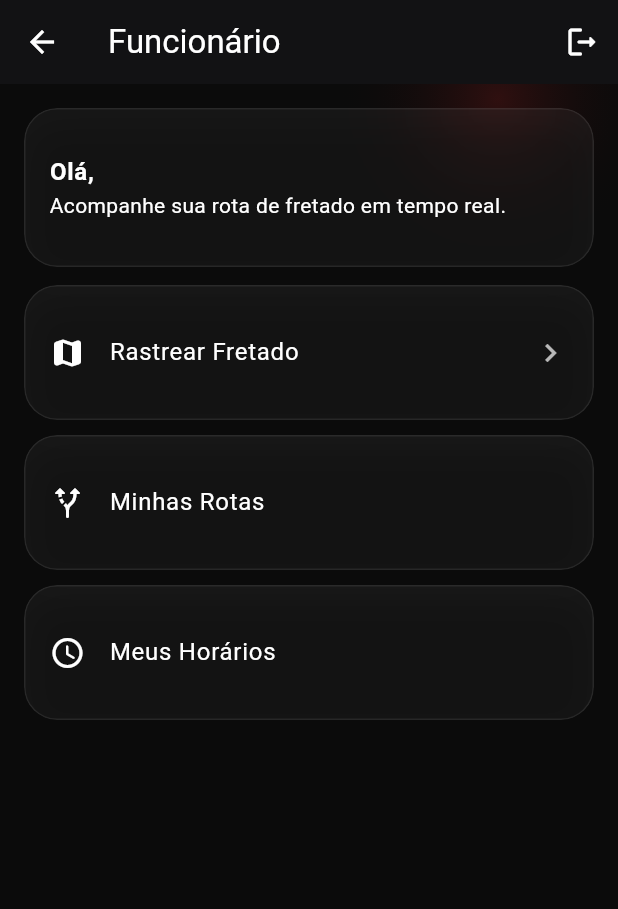
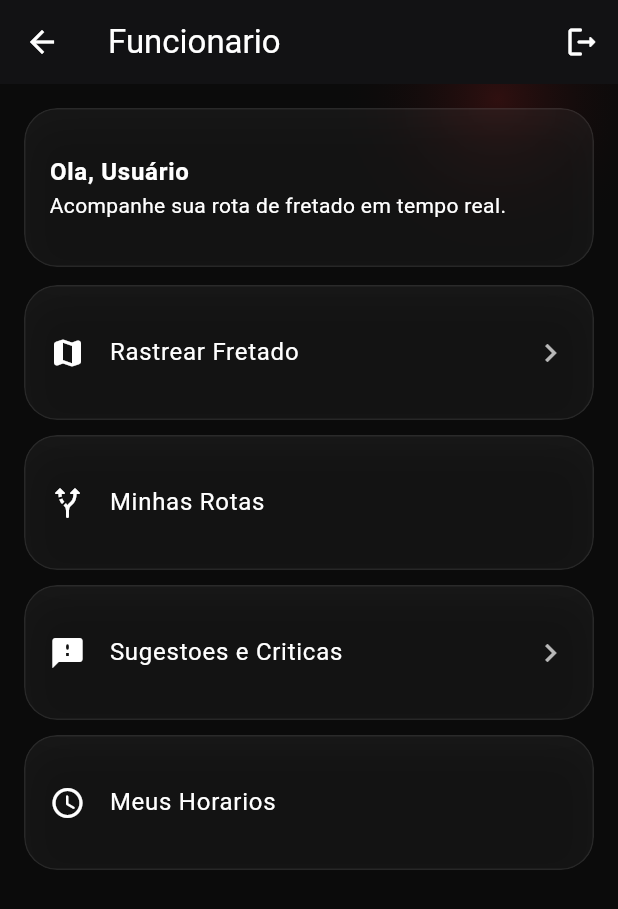
Before and after one commit to manoelfilhodev/maxtur-app, a Flutter app: the HomeFuncionarioScreen screen opened directly with empty values, on a phone screen of 412 x 824 dp. Shown: the top 909 px of the screen. Run offline on Flutter 3.47's test engine with Material 3 defaults, Android fonts, the phone set to English and light mode, and no system bars; our stand-ins replace dio, flutter_secure_storage, google_maps_flutter, hive_flutter, image_picker; accounts and stored records are empty; network calls fail.

Commit message:
feat(funcionario): add feedback flow and improve user display name handling

```diff
--- a/lib/core/api/api_config.dart
+++ b/lib/core/api/api_config.dart
@@ -20,6 +20,7 @@ class ApiConfig {
 
   // Funcionario
   static const String funcionarioTripActivePath = '/api/app/funcionario/trip/active';
+  static const String funcionarioFeedbackPath = '/api/app/funcionario/feedback';
 
   // Admin / notificacoes
   static const String notificationsPath = '/api/notifications';
--- a/lib/modules/auth/models/me_dto.dart
+++ b/lib/modules/auth/models/me_dto.dart
@@ -14,6 +14,14 @@ class MeDto {
   final String role;
   final int operadorId;
   final int? clienteId;
+  String get displayName {
+    final full = userName.trim();
+    if (full.isEmpty) return 'Usuário';
+    final parts = full.split(RegExp(r'\s+')).where((p) => p.isNotEmpty).toList();
+    if (parts.isEmpty) return 'Usuário';
+    if (parts.length == 1) return parts.first;
+    return '${parts.first} ${parts.last}';
+  }
 
   RoleType get roleType => RoleParser.parse(role);
 
@@ -21,7 +29,7 @@ class MeDto {
     final user = json['user'] is Map<String, dynamic> ? json['user'] as Map<String, dynamic> : <String, dynamic>{};
     return MeDto(
       userId: _toInt(user['id']),
-      userName: (user['name'] ?? '').toString(),
+      userName: (user['name'] ?? user['nome'] ?? json['name'] ?? json['nome'] ?? '').toString(),
       role: (json['role'] ?? user['role'] ?? '').toString(),
       operadorId: _toInt(json['operador_id']),
       clienteId: _toNullableInt(json['cliente_id']),
--- a/lib/modules/funcionario/screens/home_funcionario_screen.dart
+++ b/lib/modules/funcionario/screens/home_funcionario_screen.dart
@@ -3,6 +3,7 @@ import 'package:systex_frotas/core/widgets/dg_card.dart';
 import 'package:systex_frotas/core/widgets/dg_scaffold.dart';
 import 'package:systex_frotas/core/widgets/dg_toast.dart';
 import 'package:systex_frotas/modules/auth/models/me_dto.dart';
+import 'package:systex_frotas/modules/funcionario/screens/funcionario_feedback_screen.dart';
 import 'package:systex_frotas/modules/funcionario/screens/funcionario_rastreamento_screen.dart';
 import 'package:systex_frotas/modules/home/screens/home_screen.dart';
 
@@ -15,7 +16,7 @@ class HomeFuncionarioScreen extends StatelessWidget {
   Widget build(BuildContext context) {
     return DgScaffold(
       appBar: AppBar(
-        title: const Text('Funcionário'),
+        title: const Text('Funcionario'),
         actions: [
           IconButton(
             onPressed: () => HomeScreen.performLogout(context),
@@ -28,7 +29,7 @@ class HomeFuncionarioScreen extends StatelessWidget {
           DgCard(
             child: ListTile(
               contentPadding: EdgeInsets.zero,
-              title: Text('Olá, ${me.userName}', style: const TextStyle(color: Colors.white, fontWeight: FontWeight.w700)),
+              title: Text('Ola, ${me.displayName}', style: const TextStyle(color: Colors.white, fontWeight: FontWeight.w700)),
               subtitle: const Text('Acompanhe sua rota de fretado em tempo real.'),
             ),
           ),
@@ -55,11 +56,23 @@ class HomeFuncionarioScreen extends StatelessWidget {
           ),
           const SizedBox(height: 10),
           DgCard(
-            onTap: () => DgToast.show(context, 'Meus Horários (em breve).'),
+            onTap: () => Navigator.of(context).push(
+              MaterialPageRoute(builder: (_) => const FuncionarioFeedbackScreen()),
+            ),
+            child: const ListTile(
+              contentPadding: EdgeInsets.zero,
+              leading: Icon(Icons.feedback_rounded, color: Colors.white),
+              title: Text('Sugestoes e Criticas', style: TextStyle(color: Colors.white)),
+              trailing: Icon(Icons.chevron_right, color: Colors.white70),
+            ),
+          ),
+          const SizedBox(height: 10),
+          DgCard(
+            onTap: () => DgToast.show(context, 'Meus Horarios (em breve).'),
             child: const ListTile(
               contentPadding: EdgeInsets.zero,
               leading: Icon(Icons.schedule_rounded, color: Colors.white),
-              title: Text('Meus Horários', style: TextStyle(color: Colors.white)),
+              title: Text('Meus Horarios', style: TextStyle(color: Colors.white)),
             ),
           ),
         ],
--- a/lib/modules/home/screens/home_admin_screen.dart
+++ b/lib/modules/home/screens/home_admin_screen.dart
@@ -27,7 +27,7 @@ class HomeAdminScreen extends StatelessWidget {
           DgCard(
             child: ListTile(
               contentPadding: EdgeInsets.zero,
-              title: Text('Olá, ${me.userName}', style: const TextStyle(color: Colors.white, fontWeight: FontWeight.w700)),
+              title: Text('Olá, ${me.displayName}', style: const TextStyle(color: Colors.white, fontWeight: FontWeight.w700)),
               subtitle: Text('Operador #${me.operadorId}'),
             ),
           ),
--- a/lib/modules/home/screens/home_cliente_screen.dart
+++ b/lib/modules/home/screens/home_cliente_screen.dart
@@ -28,7 +28,7 @@ class HomeClienteScreen extends StatelessWidget {
           DgCard(
             child: ListTile(
               contentPadding: EdgeInsets.zero,
-              title: Text('Olá, ${me.userName}', style: const TextStyle(color: Colors.white, fontWeight: FontWeight.w700)),
+              title: Text('Olá, ${me.displayName}', style: const TextStyle(color: Colors.white, fontWeight: FontWeight.w700)),
               subtitle: Text('Cliente #${me.clienteId ?? '-'} do operador #${me.operadorId}.'),
             ),
           ),
--- a/lib/modules/home/screens/home_motorista_screen.dart
+++ b/lib/modules/home/screens/home_motorista_screen.dart
@@ -29,7 +29,7 @@ class HomeMotoristaScreen extends StatelessWidget {
             child: Column(
               crossAxisAlignment: CrossAxisAlignment.start,
               children: [
-                Text('Olá, ${me.userName}', style: const TextStyle(color: Colors.white, fontWeight: FontWeight.w700)),
+                Text('Olá, ${me.displayName}', style: const TextStyle(color: Colors.white, fontWeight: FontWeight.w700)),
                 const SizedBox(height: 6),
                 const Text('Checklist diário do veículo do operador.'),
               ],
```
Also changed, not shown: lib/modules/funcionario/models/funcionario_feedback_dto.dart (added, +30 -0 lines), lib/modules/funcionario/screens/funcionario_feedback_screen.dart (added, +98 -0 lines), lib/modules/funcionario/services/funcionario_feedback_service.dart (added, +26 -0 lines).
